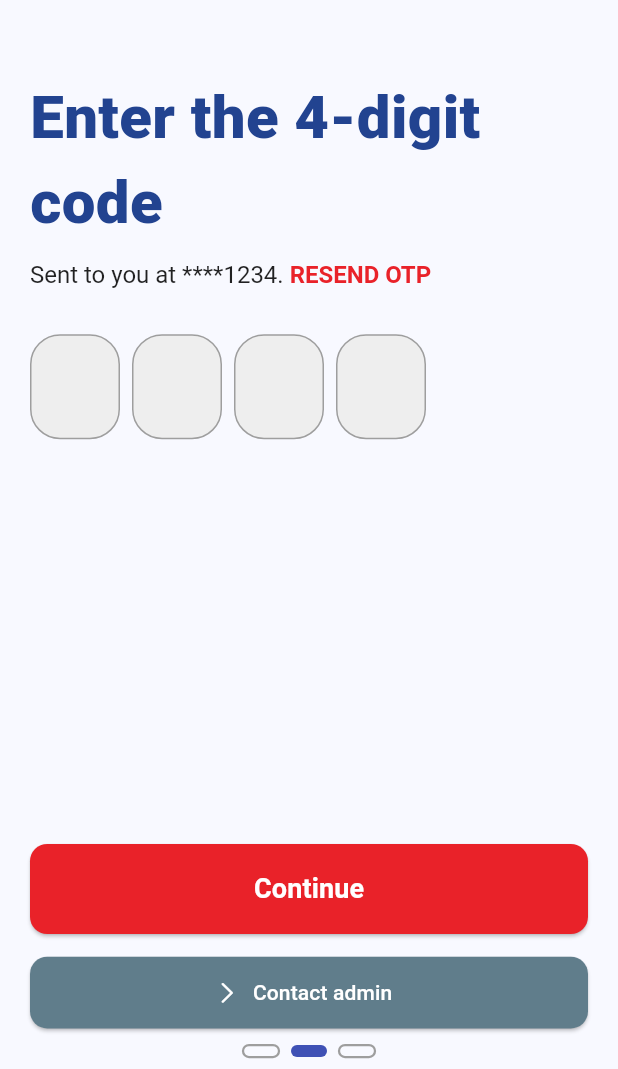
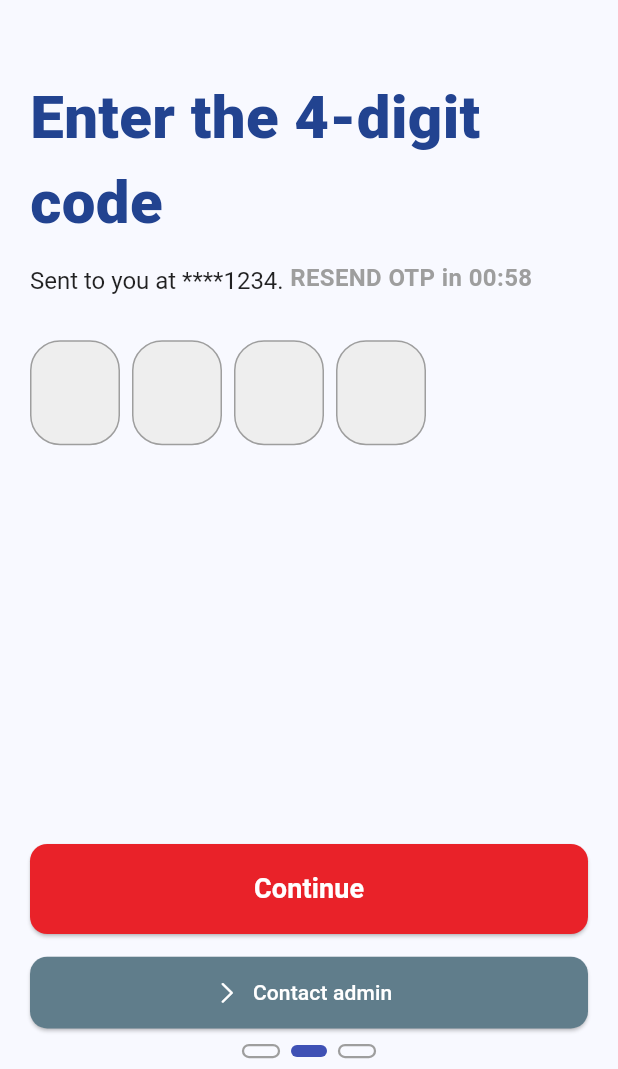
Before and after one commit to Hajira-Haju/kmf, a Flutter app: the OtpScreen screen opened by its route, on a phone screen of 412 x 824 dp, the part 167-1236 px from its top. Run offline on Flutter 3.47's test engine with Material 3 defaults, Android fonts, the light colour scheme and no system bars; drawn by our look-alikes of pinput, smooth_page_indicator; our stand-ins replace animated_bottom_navigation_bar, flutter_screenutil, flutter_svg, get, image_picker, qr_flutter.

Commit message:
commit 2

```diff
--- a/lib/main.dart
+++ b/lib/main.dart
@@ -27,7 +27,7 @@ class MyApp extends StatelessWidget {
         ),
         getPages: PageList.pages,
         initialRoute: AppRoutes.splashScreen,
-        // home: SliverAppBarExample(),
+        // home: Tst(),
       ),
     );
   }
--- a/lib/presentation/otp_screen/otp_screen.dart
+++ b/lib/presentation/otp_screen/otp_screen.dart
@@ -48,27 +48,7 @@ class OtpScreen extends GetView<OtpController> {
                         ),
                       ),
                       const SizedBox(height: 10),
-                      Padding(
-                        padding: EdgeInsets.symmetric(horizontal: 20),
-                        child: RichText(
-                          text: TextSpan(
-                            text: 'Sent to you at ****1234.',
-                            style: TextStyle(
-                              fontSize: 16,
-                              color: Colors.black87,
-                            ),
-                            children: [
-                              TextSpan(
-                                text: ' RESEND OTP',
-                                style: TextStyle(
-                                  fontWeight: FontWeight.bold,
-                                  color: ConstData.primaryClr,
-                                ),
-                              ),
-                            ],
-                          ),
-                        ),
-                      ),
+                      OtpWidget.resendOtp(controller),
                       SizedBox(height: 30),
                       OtpWidget.otpField(controller),
                     ],
--- a/lib/presentation/otp_screen/widgets/otp_widget.dart
+++ b/lib/presentation/otp_screen/widgets/otp_widget.dart
@@ -2,6 +2,7 @@ import 'package:associations_app/presentation/otp_screen/controller/otp_controll
 import 'package:flutter/cupertino.dart';
 import 'package:flutter/material.dart';
 import 'package:flutter_screenutil/flutter_screenutil.dart';
+import 'package:get/get_state_manager/src/rx_flutter/rx_obx_widget.dart';
 import 'package:pinput/pinput.dart';
 
 import '../../../core/constants/const_datas.dart';
@@ -52,8 +53,7 @@ class OtpWidget {
     );
   }
 
-  static Widget otpField(OtpController controller,
-      ) {
+  static Widget otpField(OtpController controller) {
     return Padding(
       padding: const EdgeInsets.only(left: 20.0),
       child: Pinput(
@@ -99,7 +99,52 @@ class OtpWidget {
         ),
         keyboardType: TextInputType.number,
         showCursor: true,
-        onCompleted: (pin) => print(pin),
+        onCompleted: (pin) => debugPrint(pin),
+      ),
+    );
+  }
+
+  static Widget resendOtp(OtpController controller) {
+    return Padding(
+      padding: EdgeInsets.symmetric(horizontal: 20),
+      child: RichText(
+        text: TextSpan(
+          text: 'Sent to you at ****1234.',
+          style: TextStyle(fontSize: 16, color: Colors.black87),
+          children: [
+            WidgetSpan(
+              child: Obx(
+                () => Text(
+                  ' RESEND OTP',
+                  style: TextStyle(
+                    fontWeight: FontWeight.bold,
+                    fontSize: 16,
+                    color:
+                        controller.resendOtp.value
+                            ? ConstData.primaryClr
+                            : Colors.grey,
+                  ),
+                ),
+              ),
+            ),
+            WidgetSpan(
+              child: Obx(() {
+                if (controller.resendOtp.value) {
+                  return SizedBox();
+                } else {
+                  return Text(
+                    ' in 00:${controller.secondsRemaining.value.toString().padLeft(2, '0')}',
+                    style: TextStyle(
+                      fontWeight: FontWeight.bold,
+                      fontSize: 16,
+                      color: Colors.grey,
+                    ),
+                  );
+                }
+              }),
+            ),
+          ],
+        ),
       ),
     );
   }
```
Also changed, not shown: lib/presentation/otp_screen/controller/otp_controller.dart (+34 -2 lines), lib/tst.dart (+62 -62 lines).
